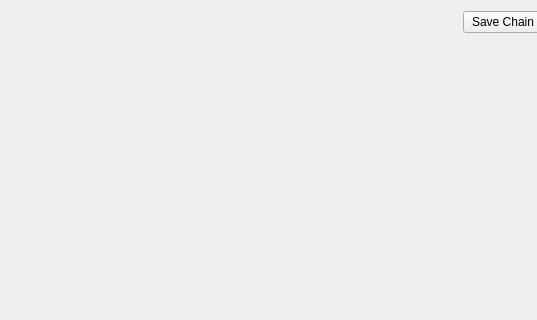
This is productionchainform.ui in LianchDourch/RedPandasGarden as Qt 5 draws it before an edit; both pictures show x 315 to 852 and y 0 to 320 of the 975 by 469 pixel window. The edited form follows.
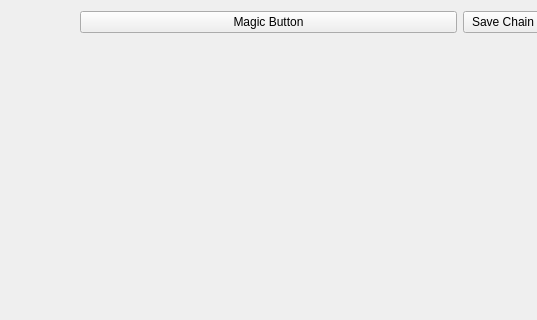
This is the edited form.

The edit to the form file:
```diff
--- a/productionchainform.ui
+++ b/productionchainform.ui
@@ -26,6 +26,13 @@
        </property>
       </widget>
      </item>
+     <item>
+      <widget class="QPushButton" name="pushButton_debug">
+       <property name="text">
+        <string>Magic Button</string>
+       </property>
+      </widget>
+     </item>
      <item>
       <widget class="QPushButton" name="pushButton_saveChain">
        <property name="sizePolicy">
```
